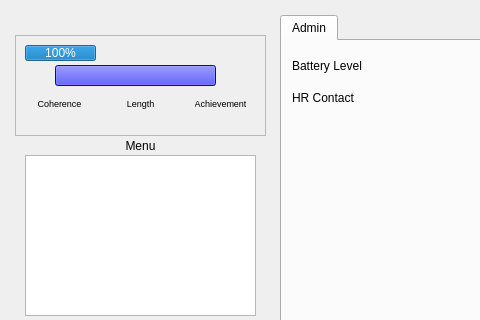
Before: the Qt Designer form ui/mainwindow.ui in code-monke/COMP3004B-Team-Project, drawn with Qt 5; both pictures show x 0 to 480 and y 0 to 320 of the 734 by 623 pixel window.
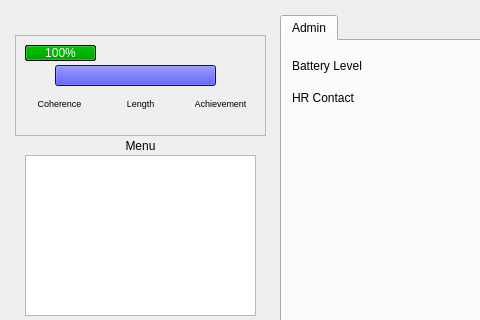
After: the same form once the commit is applied. Icons and pictures are not drawn. Custom widgets are drawn as their Qt base class.

Commit message: Battery bar updated

The edit to the form file:
```diff
--- a/ui/mainwindow.ui
+++ b/ui/mainwindow.ui
@@ -377,6 +377,10 @@
            <height>16</height>
           </rect>
          </property>
+         <property name="styleSheet">
+          <string notr="true">selection-background-color: rgb(0, 164, 0);
+background-color: rgb(0, 0, 0);</string>
+         </property>
          <property name="value">
           <number>100</number>
          </property>
```
The commit also changes 1 other file.
